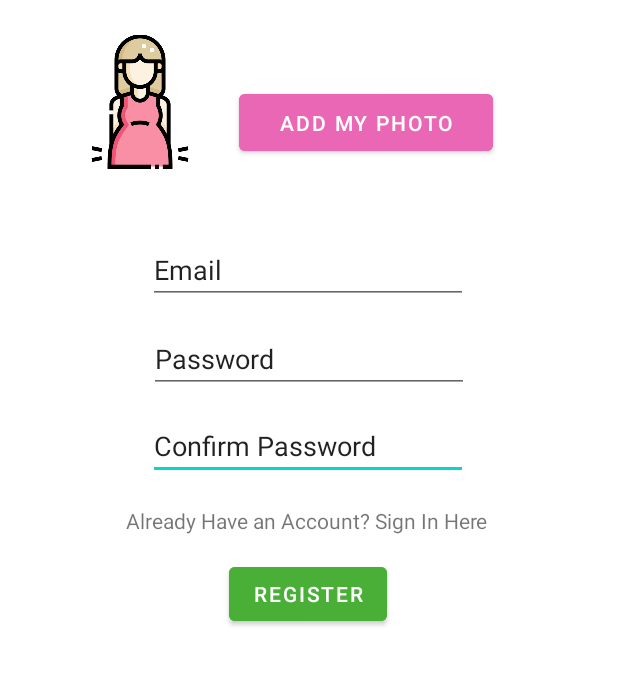
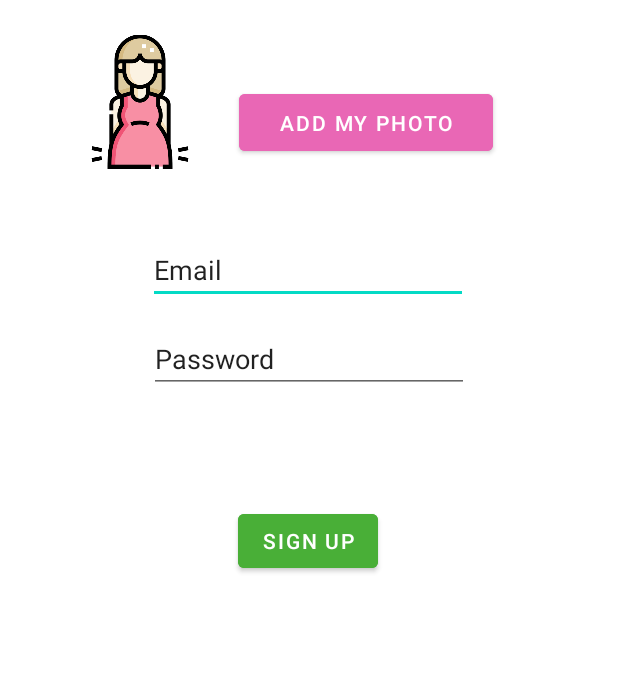
Before and after one commit to LeylaDiana/MommyJourneyApp, an Android app: the Register screen opened directly, with no data from a screen before it, on a phone screen of 412 x 824 dp, the part 446-1132 px from its top. Run offline under Robolectric (Android 15) with nearby library versions, the phone set to English and light mode, and no system bars; our stand-ins replace Firebase (no records; nobody signed in at launch, a user with empty details on screens opened directly).

Commit message:
Register to Firebase

```diff
--- a/app/src/main/java/com/example/mommyjourneyapp/MainActivity.kt
+++ b/app/src/main/java/com/example/mommyjourneyapp/MainActivity.kt
@@ -5,7 +5,6 @@ import androidx.appcompat.app.AppCompatActivity
 import android.os.Bundle
 import android.widget.Button
 import android.widget.TextView
-import com.google.firebase.auth.PhoneAuthOptions
 
 class MainActivity : AppCompatActivity() {
     private var textID: TextView? = null
--- a/app/src/main/java/com/example/mommyjourneyapp/Register.kt
+++ b/app/src/main/java/com/example/mommyjourneyapp/Register.kt
@@ -4,81 +4,82 @@ package com.example.mommyjourneyapp
 import android.content.Intent
 import androidx.appcompat.app.AppCompatActivity
 import android.os.Bundle
-import android.widget.Button
-import android.widget.EditText
-import android.widget.TextView
-import android.widget.Toast
+import android.text.TextUtils
+import android.view.View
+import android.widget.*
+import com.google.android.gms.tasks.OnCompleteListener
 
 import com.google.firebase.auth.FirebaseAuth
 import com.google.firebase.auth.ktx.auth
 import com.google.firebase.ktx.Firebase
+import org.w3c.dom.Text
 
 
 class Register : AppCompatActivity() {
-    lateinit var etEmail: EditText
-    lateinit var etConfPass: EditText
-    private lateinit var etPass: EditText
-    private lateinit var btnSignUp: Button
-    lateinit var tvRedirectLogin: TextView
+
+    private var auth : FirebaseAuth?= null
 
 
 
-    private lateinit var auth: FirebaseAuth
     override fun onCreate(savedInstanceState: Bundle?) {
-
         super.onCreate(savedInstanceState)
         setContentView(R.layout.register2)
 
+//        add my code
+        auth = FirebaseAuth.getInstance()
 
-        // View Bindings
-        etEmail = findViewById(R.id.EmailAdressSignUp)
-        etConfPass = findViewById(R.id.ConfirmPasswordSignUp)
-        etPass = findViewById(R.id.PasswordSignUp)
-        btnSignUp = findViewById(R.id.btnSSigned)
-        tvRedirectLogin = findViewById(R.id.tvRedirectLogin)
 
-        // Initialising auth object
-        auth = Firebase.auth
+        var btnSignUp = findViewById(R.id.sign_in_button) as Button
+        var inputEmail = findViewById(R.id.email) as EditText
+        var inputPassword = findViewById(R.id.password) as EditText
+        var progressBar = findViewById(R.id.progressBar) as ProgressBar
 
-        btnSignUp.setOnClickListener {
-            signUpUser()
-        }
 
-        // switching from signUp Activity to Login Activity
-        tvRedirectLogin.setOnClickListener {
-            val intent = Intent(this, MainActivity::class.java)
-            startActivity(intent)
-        }
 
+
+        btnSignUp!!.setOnClickListener(View.OnClickListener {
+            val email = inputEmail!!.text.toString().trim()
+            val password = inputPassword!!.text.toString().trim()
+
+            if (TextUtils.isEmpty(email)){
+                Toast.makeText(applicationContext,"Enter your email Address!!", Toast.LENGTH_LONG).show()
+                return@OnClickListener
+            }
+            if (TextUtils.isEmpty(password)){
+                Toast.makeText(applicationContext,"Enter your Password",Toast.LENGTH_LONG).show()
+                return@OnClickListener
+            }
+            if (password.length < 6){
+                Toast.makeText(applicationContext,"Password too short, enter mimimum 6 charcters" , Toast.LENGTH_LONG).show()
+                return@OnClickListener
+            }
+            progressBar!!.setVisibility(View.VISIBLE)
+
+            //create user
+            auth!!.createUserWithEmailAndPassword(email,password)
+                .addOnCompleteListener(this, OnCompleteListener {
+                        task ->
+                    Toast.makeText(this@Register,"createUserWithEmail:onComplete"+task.isSuccessful,Toast.LENGTH_SHORT).show()
+                    progressBar!!.setVisibility(View.VISIBLE)
+
+                    if (!task.isSuccessful){
+                        Toast.makeText(this@Register,"User Not crated",Toast.LENGTH_SHORT).show()
+                        return@OnCompleteListener
+                    }else{
+                        startActivity(Intent(this@Register, MainActivity::class.java))
+                        finish()
+                    }
+
+
+                })
+
+        })
     }
 
-    private fun signUpUser() {
-        val email = etEmail.text.toString()
-        val pass = etPass.text.toString()
-        val confirmPassword = etConfPass.text.toString()
-
-        // check pass
-        if (email.isBlank() || pass.isBlank() || confirmPassword.isBlank()) {
-            Toast.makeText(this, "Email and Password can't be blank", Toast.LENGTH_SHORT).show()
-            return
-        }
-
-        if (pass != confirmPassword) {
-            Toast.makeText(this, "Password and Confirm Password do not match", Toast.LENGTH_SHORT)
-                .show()
-            return
-        }
-        // If all credential are correct
-        // We call createUserWithEmailAndPassword
-        // using auth object and pass the
-        // email and pass in it.
-        auth.createUserWithEmailAndPassword(email, pass).addOnCompleteListener(this) {
-            if (it.isSuccessful) {
-                Toast.makeText(this, "Successfully Singed Up", Toast.LENGTH_SHORT).show()
-                finish()
-            } else {
-                Toast.makeText(this, "Singed Up Failed!", Toast.LENGTH_SHORT).show()
-            }
-        }
+    override fun onResume() {
+        super.onResume()
+        findViewById<TextView>(R.id.progressBar)
+        val progressBar = findViewById(R.id.progressBar) as ProgressBar
+        progressBar!!.setVisibility(View.GONE)
     }
 }
--- a/app/src/main/res/layout/activity_main.xml
+++ b/app/src/main/res/layout/activity_main.xml
@@ -95,6 +95,4 @@
         app:layout_constraintVertical_bias="0.192" />
 
 
-
-
 </androidx.constraintlayout.widget.ConstraintLayout>
--- a/app/src/main/res/layout/register2.xml
+++ b/app/src/main/res/layout/register2.xml
@@ -82,36 +82,22 @@
         app:layout_constraintTop_toTopOf="parent"
         app:layout_constraintVertical_bias="0.415" />
 
+
     <Button
-        android:id="@+id/btnSignUp"
+        android:id="@+id/sign_in_button"
         android:layout_width="wrap_content"
         android:layout_height="wrap_content"
         android:backgroundTint="#49AF37"
-        android:text="Register"
+        android:text="Sign Up"
         app:layout_constraintBottom_toBottomOf="parent"
         app:layout_constraintEnd_toEndOf="parent"
         app:layout_constraintHorizontal_bias="0.498"
         app:layout_constraintStart_toStartOf="parent"
         app:layout_constraintTop_toTopOf="parent"
-        app:layout_constraintVertical_bias="0.852" />
-
+        app:layout_constraintVertical_bias="0.803" />
 
     <EditText
-        android:id="@+id/ConfirmPasswordSignUp"
-        android:layout_width="wrap_content"
-        android:layout_height="wrap_content"
-        android:ems="10"
-        android:inputType="textPersonName"
-        android:text="Confirm Password"
-        app:layout_constraintBottom_toBottomOf="parent"
-        app:layout_constraintEnd_toEndOf="parent"
-        app:layout_constraintHorizontal_bias="0.497"
-        app:layout_constraintStart_toStartOf="parent"
-        app:layout_constraintTop_toTopOf="parent"
-        app:layout_constraintVertical_bias="0.714" />
-
-    <EditText
-        android:id="@+id/EmailAdressSignUp"
+        android:id="@+id/email"
         android:layout_width="wrap_content"
         android:layout_height="wrap_content"
         android:ems="10"
@@ -124,20 +110,8 @@
         app:layout_constraintTop_toTopOf="parent"
         app:layout_constraintVertical_bias="0.552" />
 
-    <TextView
-        android:id="@+id/tvRedirectLogin"
-        android:layout_width="wrap_content"
-        android:layout_height="wrap_content"
-        android:text="Already Have an Account? Sign In Here"
-        app:layout_constraintBottom_toBottomOf="parent"
-        app:layout_constraintEnd_toEndOf="parent"
-        app:layout_constraintHorizontal_bias="0.491"
-        app:layout_constraintStart_toStartOf="parent"
-        app:layout_constraintTop_toTopOf="parent"
-        app:layout_constraintVertical_bias="0.773" />
-
     <EditText
-        android:id="@+id/PasswordSignUp"
+        android:id="@+id/password"
         android:layout_width="wrap_content"
         android:layout_height="wrap_content"
         android:ems="10"
@@ -149,5 +123,16 @@
         app:layout_constraintTop_toTopOf="parent"
         app:layout_constraintVertical_bias="0.634" />
 
+    <ProgressBar
+        android:id="@+id/progressBar"
+        style="?android:attr/progressBarStyleHorizontal"
+        android:layout_width="185dp"
+        android:layout_height="85dp"
+        app:layout_constraintBottom_toBottomOf="parent"
+        app:layout_constraintEnd_toEndOf="parent"
+        app:layout_constraintStart_toStartOf="parent"
+        app:layout_constraintTop_toTopOf="parent"
+        app:layout_constraintVertical_bias="0.73" />
+
 
 </androidx.constraintlayout.widget.ConstraintLayout>
--- a/app/src/main/res/values/strings.xml
+++ b/app/src/main/res/values/strings.xml
@@ -5,6 +5,8 @@
     <string name="selected_patient">Selected Patient :</string>
     <string name="selected_urinecolor">Selected Urine Color :</string>
     <string name="selected_bplevel">Selected BP Level :</string>
+    <string name="minimum_password" />
+    <string name="auth_failed" />
     <string-array name="Languages">
         <item>2/2/2022</item>
         <item>5/5/2022</item>
```
Also changed, not shown: app/src/main/java/com/example/mommyjourneyapp/PregnantMother.kt (+63 -37 lines), app/src/main/res/layout/activity_pregnant_mother.xml (+14 -28 lines).
